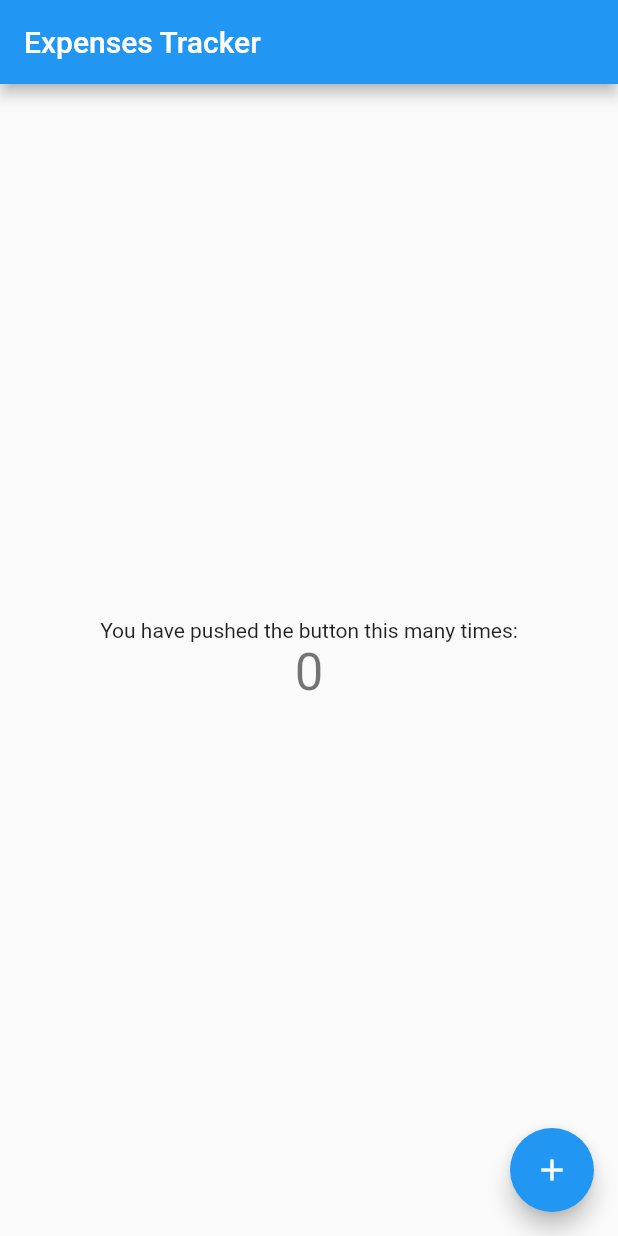
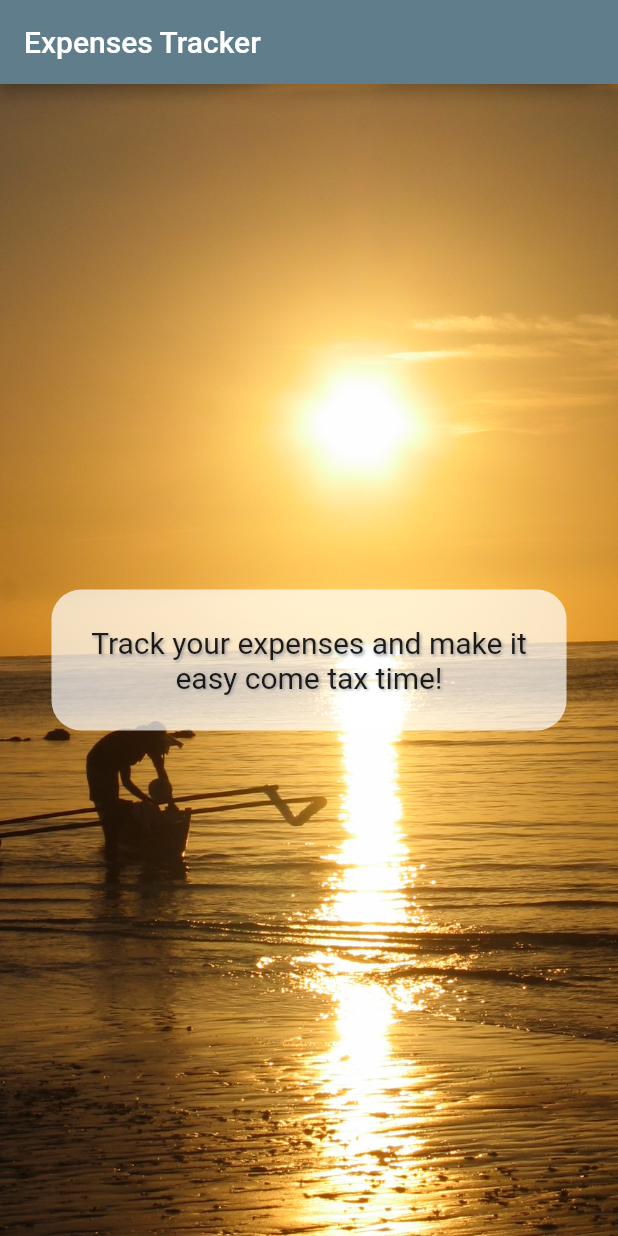
Before and after one commit to deanagan/expenses_tracker, a Flutter app: the screen it shows after launch, on a phone screen of 412 x 824 dp. Run offline on Flutter 3.47's test engine with Material 2 defaults, Android fonts, the light colour scheme and no system bars.

Commit message:
Adding image background

```diff
--- a/lib/main.dart
+++ b/lib/main.dart
@@ -1,3 +1,4 @@
+import 'package:expenses_tracker/screens/intro_screen.dart';
 import 'package:flutter/material.dart';
 
 void main() {
@@ -7,109 +8,11 @@ void main() {
 class ExpensesTrackerApp extends StatelessWidget {
   const ExpensesTrackerApp({Key? key}) : super(key: key);
 
-  // This widget is the root of your application.
   @override
   Widget build(BuildContext context) {
     return MaterialApp(
-      title: 'Expenses Tracker',
-      theme: ThemeData(
-        // This is the theme of your application.
-        //
-        // Try running your application with "flutter run". You'll see the
-        // application has a blue toolbar. Then, without quitting the app, try
-        // changing the primarySwatch below to Colors.green and then invoke
-        // "hot reload" (press "r" in the console where you ran "flutter run",
-        // or simply save your changes to "hot reload" in a Flutter IDE).
-        // Notice that the counter didn't reset back to zero; the application
-        // is not restarted.
-        primarySwatch: Colors.blue,
-      ),
-      home: const ExpensesTrackerHome(title: 'Expenses Tracker'),
+      theme: ThemeData(primarySwatch: Colors.blueGrey),
+      home: const IntroScreen(),
     );
   }
 }
-
-class ExpensesTrackerHome extends StatefulWidget {
-  const ExpensesTrackerHome({Key? key, required this.title}) : super(key: key);
-
-  // This widget is the home page of your application. It is stateful, meaning
-  // that it has a State object (defined below) that contains fields that affect
-  // how it looks.
-
-  // This class is the configuration for the state. It holds the values (in this
-  // case the title) provided by the parent (in this case the App widget) and
-  // used by the build method of the State. Fields in a Widget subclass are
-  // always marked "final".
-
-  final String title;
-
-  @override
-  State<ExpensesTrackerHome> createState() => _ExpensesTrackerHomeState();
-}
-
-class _ExpensesTrackerHomeState extends State<ExpensesTrackerHome> {
-  int _counter = 0;
-
-  void _incrementCounter() {
-    setState(() {
-      // This call to setState tells the Flutter framework that something has
-      // changed in this State, which causes it to rerun the build method below
-      // so that the display can reflect the updated values. If we changed
-      // _counter without calling setState(), then the build method would not be
-      // called again, and so nothing would appear to happen.
-      _counter++;
-    });
-  }
-
-  @override
-  Widget build(BuildContext context) {
-    // This method is rerun every time setState is called, for instance as done
-    // by the _incrementCounter method above.
-    //
-    // The Flutter framework has been optimized to make rerunning build methods
-    // fast, so that you can just rebuild anything that needs updating rather
-    // than having to individually change instances of widgets.
-    return Scaffold(
-      appBar: AppBar(
-        // Here we take the value from the MyHomePage object that was created by
-        // the App.build method, and use it to set our appbar title.
-        title: Text(widget.title),
-      ),
-      body: Center(
-        // Center is a layout widget. It takes a single child and positions it
-        // in the middle of the parent.
-        child: Column(
-          // Column is also a layout widget. It takes a list of children and
-          // arranges them vertically. By default, it sizes itself to fit its
-          // children horizontally, and tries to be as tall as its parent.
-          //
-          // Invoke "debug painting" (press "p" in the console, choose the
-          // "Toggle Debug Paint" action from the Flutter Inspector in Android
-          // Studio, or the "Toggle Debug Paint" command in Visual Studio Code)
-          // to see the wireframe for each widget.
-          //
-          // Column has various properties to control how it sizes itself and
-          // how it positions its children. Here we use mainAxisAlignment to
-          // center the children vertically; the main axis here is the vertical
-          // axis because Columns are vertical (the cross axis would be
-          // horizontal).
-          mainAxisAlignment: MainAxisAlignment.center,
-          children: <Widget>[
-            const Text(
-              'You have pushed the button this many times:',
-            ),
-            Text(
-              '$_counter',
-              style: Theme.of(context).textTheme.headline4,
-            ),
-          ],
-        ),
-      ),
-      floatingActionButton: FloatingActionButton(
-        onPressed: _incrementCounter,
-        tooltip: 'Increment',
-        child: const Icon(Icons.add),
-      ), // This trailing comma makes auto-formatting nicer for build methods.
-    );
-  }
-}
--- /dev/null
+++ b/lib/screens/intro_screen.dart
@@ -0,0 +1,33 @@
+import 'package:flutter/material.dart';
+
+class IntroScreen extends StatelessWidget {
+  const IntroScreen({Key? key}) : super(key: key);
+
+  @override
+  Widget build(BuildContext context) {
+    return Scaffold(
+        appBar: AppBar(title: const Text('Expenses Tracker')),
+        body: Container(
+          decoration: const BoxDecoration(
+            image: DecorationImage(
+                image: AssetImage('assets/sunrise.jpg'), fit: BoxFit.cover),
+          ),
+          child: Center(
+              child: Container(
+                  padding: const EdgeInsets.all(24),
+                  decoration: const BoxDecoration(
+                    borderRadius: BorderRadius.all(Radius.circular(20)),
+                    color: Colors.white70,
+                  ),
+                  child: const Text(
+                      'Track your expenses and make it \neasy come tax time!',
+                      textAlign: TextAlign.center,
+                      style: TextStyle(fontSize: 20, shadows: [
+                        Shadow(
+                            offset: Offset(1.0, 1.0),
+                            blurRadius: 2.0,
+                            color: Colors.grey)
+                      ])))),
+        ));
+  }
+}
--- a/pubspec.yaml
+++ b/pubspec.yaml
@@ -58,8 +58,8 @@ flutter:
   uses-material-design: true
 
   # To add assets to your application, add an assets section, like this:
-  # assets:
-  #   - images/a_dot_burr.jpeg
+  assets:
+    - assets/sunrise.jpg
   #   - images/a_dot_ham.jpeg
 
   # An image asset can refer to one or more resolution-specific "variants", see
```
Also changed, not shown: assets/sunrise.jpg (added).
